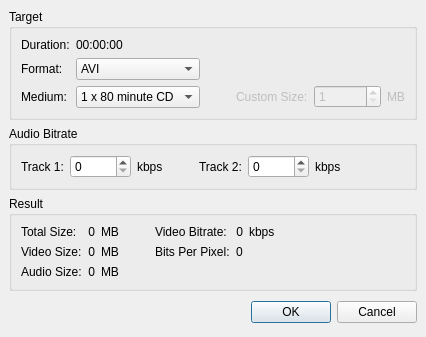
The window that branches/avidemux_2.4_branch/avidemux/ADM_userInterfaces/ADM_QT4/ADM_dialog/calculator.ui (BackupTheBerlios/avidemux-svn) describes before a commit, drawn with Qt 5.
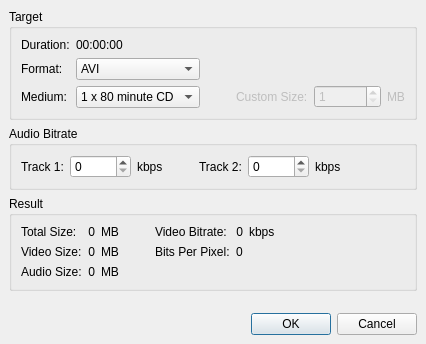
The same window after the commit.

Commit message: [Qt] use a ButtonBox on various dialogs

Diff of the .ui file:
```diff
--- a/branches/avidemux_2.4_branch/avidemux/ADM_userInterfaces/ADM_QT4/ADM_dialog/calculator.ui
+++ b/branches/avidemux_2.4_branch/avidemux/ADM_userInterfaces/ADM_QT4/ADM_dialog/calculator.ui
@@ -8,8 +8,8 @@
    <rect>
     <x>0</x>
     <y>0</y>
-    <width>353</width>
-    <height>299</height>
+    <width>390</width>
+    <height>314</height>
    </rect>
   </property>
   <property name="windowTitle" >
@@ -606,43 +606,32 @@
     </widget>
    </item>
    <item>
-    <layout class="QHBoxLayout" >
-     <property name="margin" >
-      <number>0</number>
-     </property>
-     <property name="spacing" >
-      <number>6</number>
-     </property>
-     <item>
       <spacer>
        <property name="orientation" >
-        <enum>Qt::Horizontal</enum>
+      <enum>Qt::Vertical</enum>
+     </property>
+     <property name="sizeType" >
+      <enum>QSizePolicy::Fixed</enum>
        </property>
        <property name="sizeHint" >
         <size>
-         <width>131</width>
-         <height>31</height>
+       <width>20</width>
+       <height>16</height>
         </size>
        </property>
       </spacer>
      </item>
      <item>
-      <widget class="QPushButton" name="okButton" >
-       <property name="text" >
-        <string>OK</string>
-       </property>
-      </widget>
-     </item>
-     <item>
-      <widget class="QPushButton" name="cancelButton" >
-       <property name="text" >
-        <string>Cancel</string>
+    <widget class="QDialogButtonBox" name="buttonBox" >
+     <property name="orientation" >
+      <enum>Qt::Horizontal</enum>
+     </property>
+     <property name="standardButtons" >
+      <set>QDialogButtonBox::Cancel|QDialogButtonBox::NoButton|QDialogButtonBox::Ok</set>
        </property>
       </widget>
      </item>
     </layout>
-   </item>
-  </layout>
  </widget>
  <pixmapfunction></pixmapfunction>
  <resources/>
```
Left out of the diff: 36 changed lines with no effect on the pictures. Lines whose indentation alone changed are shown as unchanged. The commit also changes 3 other files.
